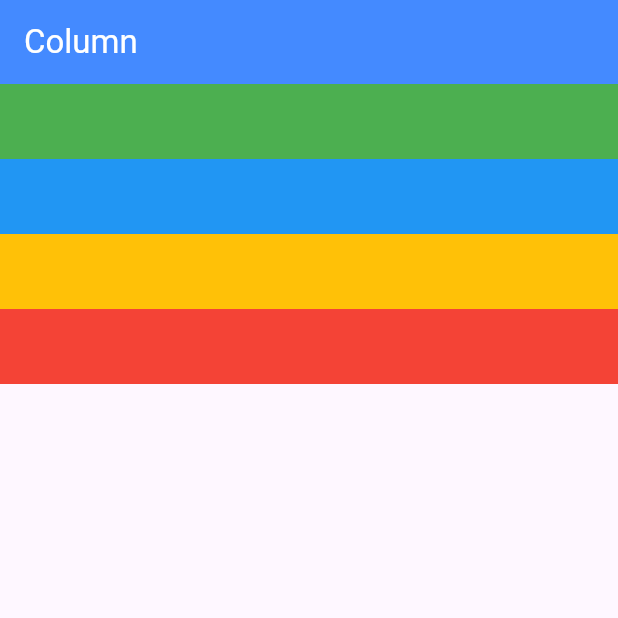
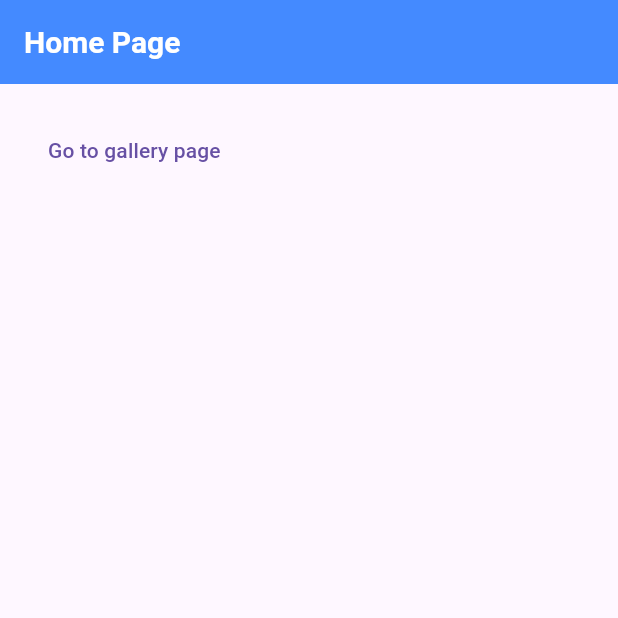
Before and after one commit to Sandydht/first_app, a Flutter app: the screen it shows after launch, on a phone screen of 412 x 824 dp, the top half of it. Run offline on Flutter 3.47's test engine with Material 3 defaults, Android fonts, the phone set to English and light mode, and no system bars.

Commit message:
feat: routes

```diff
--- a/lib/main.dart
+++ b/lib/main.dart
@@ -1,50 +1,25 @@
+import 'package:first_app/pages/gallery_page.dart';
+import 'package:first_app/pages/home_page.dart';
+import 'package:first_app/pages/photo_page.dart';
 import 'package:flutter/material.dart';
 
 void main() {
-  runApp(const MyApp());
+  runApp(MyApp());
 }
 
 class MyApp extends StatelessWidget {
-  const MyApp({super.key});
+  MyApp({super.key});
 
   @override
   Widget build(BuildContext context) {
     return MaterialApp(
-      home: Scaffold(
-        appBar: AppBar(
-          title: const Text(
-            'Column',
-            style: TextStyle(color: Colors.white),
-          ),
-          backgroundColor: Colors.blueAccent,
-        ),
-        body: Column(
-          mainAxisAlignment: MainAxisAlignment.start,
-          crossAxisAlignment: CrossAxisAlignment.start,
-          children: [
-            Container(
-              // width: 200,
-              height: 50,
-              color: Colors.green,
-            ),
-            Container(
-              // width: 50,
-              height: 50,
-              color: Colors.blue,
-            ),
-            Container(
-              // width: 100,
-              height: 50,
-              color: Colors.amber,
-            ),
-            Container(
-              // width: 300,
-              height: 50,
-              color: Colors.red,
-            )
-          ]
-        ),
-      ),
+      title: 'Routes',
+      initialRoute: '/home',
+      routes: {
+        '/home': (context) => HomePage(),
+        '/gallery': (context) => GalleryPage(),
+        '/photo': (context) => PhotoPage()
+      }
     );
   }
 }
--- /dev/null
+++ b/lib/pages/home_page.dart
@@ -0,0 +1,29 @@
+import 'package:flutter/material.dart';
+
+class HomePage extends StatelessWidget {
+  const HomePage({super.key});
+
+  @override
+  Widget build(BuildContext context) {
+    return Scaffold(
+      appBar: AppBar(
+        backgroundColor: Colors.blueAccent,
+        title: Text(
+          'Home Page',
+          style: TextStyle(
+            fontSize: 20,
+            fontWeight: FontWeight.bold,
+            color: Colors.white
+          ),
+        ),
+      ),
+      body: Container(
+        padding: EdgeInsets.all(20),
+        child: TextButton(
+          child: Text('Go to gallery page'),
+          onPressed: () => Navigator.of(context).pushNamed('/gallery'),
+        )
+      ),
+    );
+  }
+}
```
Also changed, not shown: lib/pages/gallery_page.dart (added, +38 -0 lines), lib/pages/photo_page.dart (added, +33 -0 lines).
